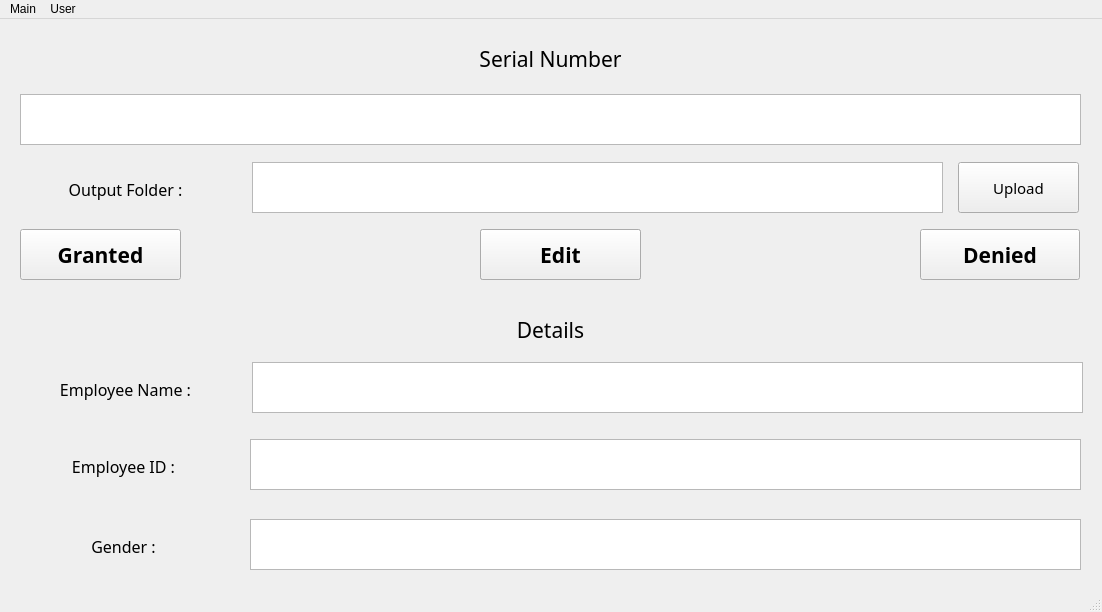
First picture: the form in gui.ui, repository kLamda/RFID_GUI, before the edit.
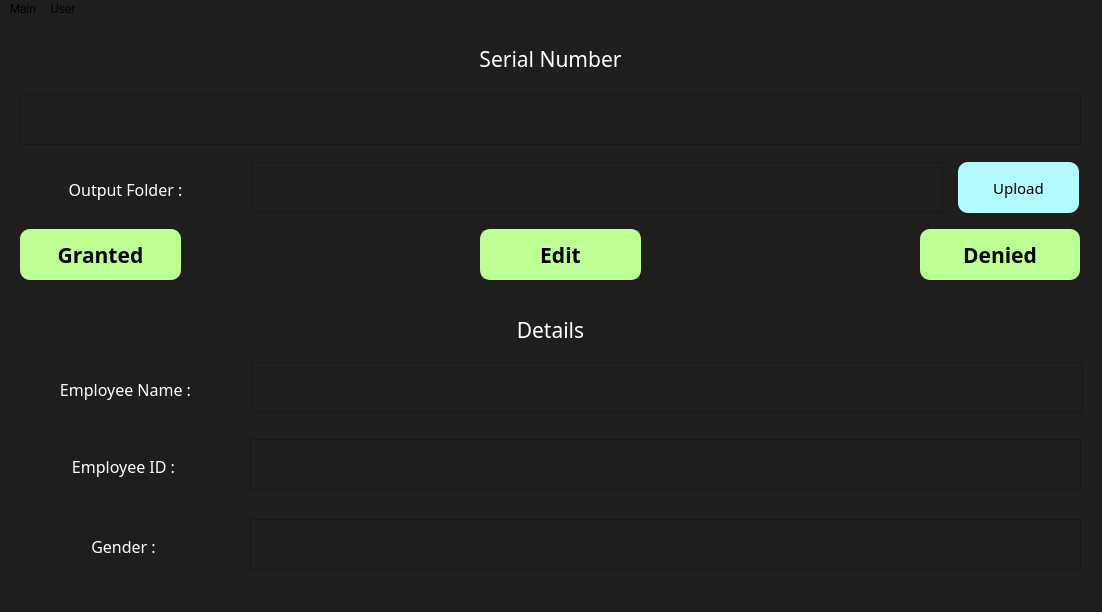
Second picture: the form after the edit.

```diff
--- a/gui.ui
+++ b/gui.ui
@@ -13,6 +13,9 @@
   <property name="windowTitle">
    <string>MainWindow</string>
   </property>
+  <property name="styleSheet">
+   <string notr="true">background-color: rgb(30, 31, 28);</string>
+  </property>
   <widget class="QWidget" name="centralwidget">
    <widget class="QLabel" name="label_serial">
     <property name="geometry">
@@ -29,6 +32,9 @@
       <pointsize>16</pointsize>
      </font>
     </property>
+    <property name="styleSheet">
+     <string notr="true">color: rgb(255, 255, 255);</string>
+    </property>
     <property name="text">
      <string>Serial Number</string>
     </property>
@@ -51,6 +57,9 @@
       <pointsize>14</pointsize>
      </font>
     </property>
+    <property name="styleSheet">
+     <string notr="true">color: rgb(255, 255, 255);</string>
+    </property>
    </widget>
    <widget class="QPushButton" name="pushButto_granted">
     <property name="geometry">
@@ -69,6 +78,10 @@
       <bold>true</bold>
      </font>
     </property>
+    <property name="styleSheet">
+     <string notr="true">background-color: rgb(189, 255, 148);
+border-radius: 10px;</string>
+    </property>
     <property name="text">
      <string>Granted</string>
     </property>
@@ -90,6 +103,10 @@
       <bold>true</bold>
      </font>
     </property>
+    <property name="styleSheet">
+     <string notr="true">background-color: rgb(189, 255, 148);
+border-radius: 10px;</string>
+    </property>
     <property name="text">
      <string>Denied</string>
     </property>
@@ -130,6 +147,9 @@
       <pointsize>14</pointsize>
      </font>
     </property>
+    <property name="styleSheet">
+     <string notr="true">color: rgb(255, 255, 255);</string>
+    </property>
    </widget>
    <widget class="QLabel" name="label_output">
     <property name="geometry">
@@ -146,6 +166,9 @@
       <pointsize>12</pointsize>
      </font>
     </property>
+    <property name="styleSheet">
+     <string notr="true">color: rgb(255, 255, 255);</string>
+    </property>
     <property name="text">
      <string>Output Folder :</string>
     </property>
@@ -168,6 +191,10 @@
       <pointsize>11</pointsize>
      </font>
     </property>
+    <property name="styleSheet">
+     <string notr="true">background-color: rgb(180, 251, 255);
+border-radius: 10px;</string>
+    </property>
     <property name="text">
      <string>Upload</string>
     </property>
@@ -187,6 +214,9 @@
       <pointsize>16</pointsize>
      </font>
     </property>
+    <property name="styleSheet">
+     <string notr="true">color: rgb(255, 255, 255);</string>
+    </property>
     <property name="text">
      <string>Details</string>
     </property>
@@ -209,6 +239,9 @@
       <pointsize>12</pointsize>
      </font>
     </property>
+    <property name="styleSheet">
+     <string notr="true">color: rgb(255, 255, 255);</string>
+    </property>
     <property name="text">
      <string>Employee Name :</string>
     </property>
@@ -231,6 +264,9 @@
       <pointsize>14</pointsize>
      </font>
     </property>
+    <property name="styleSheet">
+     <string notr="true">color: rgb(255, 255, 255);</string>
+    </property>
    </widget>
    <widget class="QLabel" name="label_id">
     <property name="geometry">
@@ -247,6 +283,9 @@
       <pointsize>12</pointsize>
      </font>
     </property>
+    <property name="styleSheet">
+     <string notr="true">color: rgb(255, 255, 255);</string>
+    </property>
     <property name="text">
      <string>Employee ID :</string>
     </property>
@@ -269,6 +308,9 @@
       <pointsize>14</pointsize>
      </font>
     </property>
+    <property name="styleSheet">
+     <string notr="true">color: rgb(255, 255, 255);</string>
+    </property>
    </widget>
    <widget class="QLabel" name="label_gender">
     <property name="geometry">
@@ -285,6 +327,9 @@
       <pointsize>12</pointsize>
      </font>
     </property>
+    <property name="styleSheet">
+     <string notr="true">color: rgb(255, 255, 255);</string>
+    </property>
     <property name="text">
      <string>Gender :</string>
     </property>
@@ -307,6 +352,9 @@
       <pointsize>14</pointsize>
      </font>
     </property>
+    <property name="styleSheet">
+     <string notr="true">color: rgb(255, 255, 255);</string>
+    </property>
    </widget>
    <widget class="QPushButton" name="pushButto_edit">
     <property name="geometry">
@@ -325,6 +373,10 @@
       <bold>true</bold>
      </font>
     </property>
+    <property name="styleSheet">
+     <string notr="true">background-color: rgb(189, 255, 148);
+border-radius: 10px;</string>
+    </property>
     <property name="text">
      <string>Edit</string>
     </property>
```
